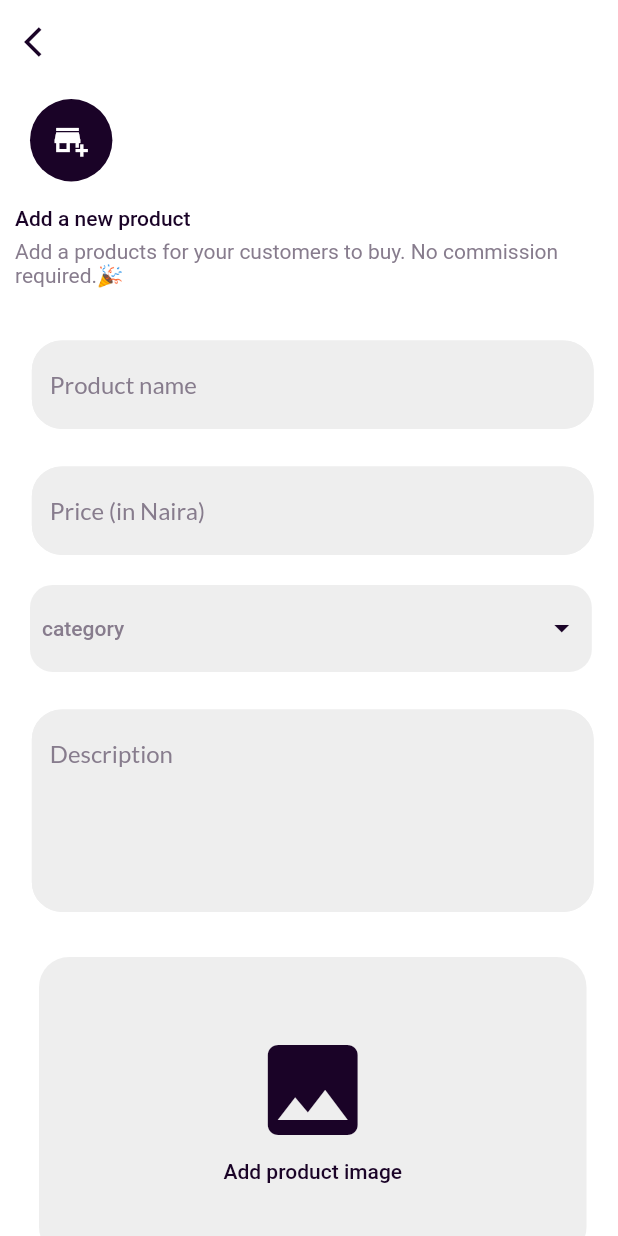
After one commit to override-bot/ceos, a Flutter app: the AddProduct screen opened directly, on a phone screen of 412 x 824 dp. The commit adds this screen. Run offline on Flutter 3.47's test engine with Material 2 defaults, Android fonts, the phone set to English and light mode, and no system bars; our stand-ins replace badges, cached_network_image, cloud_firestore, firebase_auth, firebase_core, firebase_storage and 2 more; missing offline and left inert: firebase_core_platform_interface; accounts and stored records are empty.

Commit message:
add product ui

```diff
--- /dev/null
+++ b/lib/core/viewmodels/product_viewmodel.dart
@@ -0,0 +1,35 @@
+import 'dart:io';
+
+import 'package:ceos/core/models/product_model.dart';
+import 'package:flutter/material.dart';
+
+import '../services/api.dart';
+import '../services/firebase_storage.dart';
+
+class ProductViewmodel extends ChangeNotifier {
+  String? _category;
+  String? _imageUrl;
+  File? _image;
+  String? get category => _category;
+  String? get imageUrl => _imageUrl;
+  File? get image => _image;
+  final Api _api = Api("users");
+  void setCategory(scategory) {
+    _category = scategory;
+    notifyListeners();
+  }
+
+  setImage(photo) {
+    _image = photo;
+    notifyListeners();
+  }
+
+  Future<void> setImageUrl(image, fileName) async {
+    _imageUrl = await Storage().uploadImage(image, fileName, "products");
+  }
+
+  Future addProduct(Product data, uid) async {
+    var result = await _api.setData(data.toJson(), uid);
+    return result;
+  }
+}
--- a/lib/main.dart
+++ b/lib/main.dart
@@ -1,4 +1,5 @@
 import 'package:ceos/core/services/authentication.dart';
+import 'package:ceos/core/viewmodels/product_viewmodel.dart';
 import 'package:ceos/core/viewmodels/user_viewmodel.dart';
 import 'package:ceos/ui/widgets/onbaording_one.dart';
 import 'package:ceos/utils/color.dart';
@@ -19,6 +20,7 @@ void main() async {
 
 AuthenticationService _authenticationService = AuthenticationService();
 UserViewmodel _userViewmodel = UserViewmodel();
+ProductViewmodel _productViewmodel = ProductViewmodel();
 
 class MyApp extends StatelessWidget {
   const MyApp({Key? key}) : super(key: key);
@@ -33,6 +35,9 @@ class MyApp extends StatelessWidget {
           }),
           ChangeNotifierProvider(create: (_) {
             return _userViewmodel;
+          }),
+          ChangeNotifierProvider(create: (_) {
+            return _productViewmodel;
           })
         ],
         child: MaterialApp(
--- /dev/null
+++ b/lib/ui/shared/dropdown.dart
@@ -0,0 +1,64 @@
+// ignore_for_file: prefer_const_constructors
+
+import 'package:ceos/utils/categories.dart';
+import 'package:ceos/utils/color.dart';
+import 'package:ceos/utils/font_size.dart';
+import 'package:flutter/material.dart';
+
+class CeoDropdown extends StatefulWidget {
+  final String? hint;
+  final List<String>? items;
+  final String? value;
+  Function? onChanged;
+  CeoDropdown({Key? key, this.hint, this.items, this.value, this.onChanged})
+      : super(key: key);
+  @override
+  CeoDropdownState createState() => CeoDropdownState();
+}
+
+class CeoDropdownState extends State<CeoDropdown> {
+  @override
+  Widget build(BuildContext context) {
+    return Padding(
+      padding: EdgeInsets.all(10.0),
+      child: Container(
+        decoration: BoxDecoration(
+            borderRadius: BorderRadius.circular(15), color: greyOne),
+        width: MediaQuery.of(context).size.width / 1.1,
+        padding: EdgeInsets.symmetric(horizontal: 8, vertical: 5),
+        child: Theme(
+          data: Theme.of(context).copyWith(canvasColor: ceoWhite),
+          child: DropdownButton(
+            menuMaxHeight: MediaQuery.of(context).size.height / 2.5,
+            value: widget.value,
+            style: TextStyle(color: ceoBlack),
+            isExpanded: true,
+            iconEnabledColor: ceoPurple,
+            iconDisabledColor: ceoPurple,
+            hint: Text(
+              widget.hint!,
+              style: TextStyle(
+                  color: ceoPurpleGrey,
+                  fontSize: TextSize().p(context),
+                  fontWeight: FontWeight.w500),
+            ),
+            underline: Text(''),
+            onChanged: (value) {
+              widget.onChanged!(value);
+            },
+            items: widget.items?.map((val) {
+              return DropdownMenuItem(
+                value: val,
+                child: Text(
+                  val,
+                  style: TextStyle(
+                      fontSize: TextSize().p(context), color: ceoPurple),
+                ),
+              );
+            }).toList(),
+          ),
+        ),
+      ),
+    );
+  }
+}
--- /dev/null
+++ b/lib/ui/shared/icon_circle.dart
@@ -0,0 +1,36 @@
+import 'package:ceos/utils/color.dart';
+import 'package:ceos/utils/font_size.dart';
+import 'package:flutter/material.dart';
+
+class IconCircle extends StatefulWidget {
+  final IconData? icon;
+
+  Color? color;
+  IconCircle({this.icon, this.color});
+  @override
+  IconCircleState createState() => IconCircleState();
+}
+
+class IconCircleState extends State<IconCircle> {
+  @override
+  Widget build(BuildContext context) {
+    return Container(
+      padding: EdgeInsets.all(10),
+      child: Container(
+        height: MediaQuery.of(context).size.width / 7.5,
+        width: MediaQuery.of(context).size.width / 7.5,
+        child: Center(
+          child: Icon(
+            widget.icon,
+            size: TextSize().h(context),
+            color: ceoWhite,
+          ),
+        ),
+        decoration: BoxDecoration(
+            color: widget.color,
+            borderRadius: BorderRadius.circular(
+                (MediaQuery.of(context).size.width / 7.5) / 2)),
+      ),
+    );
+  }
+}
--- a/lib/ui/shared/text_icon_button.dart
+++ b/lib/ui/shared/text_icon_button.dart
@@ -5,7 +5,7 @@ import 'package:flutter/material.dart';
 class TextIcon extends StatefulWidget {
   final String? text;
   final IconData? icon;
-  Function? onPressed;
+  Function()? onPressed;
   Color? color;
   TextIcon({this.icon, this.onPressed, this.text, this.color});
   @override
@@ -15,13 +15,15 @@ class TextIcon extends StatefulWidget {
 class TextIconState extends State<TextIcon> {
   @override
   Widget build(BuildContext context) {
-    return Container(
+    return GestureDetector(
+      onTap: widget.onPressed,
+      child: Container(
           padding: EdgeInsets.all(10),
           child: Column(
             children: [
               Container(
-            height: MediaQuery.of(context).size.width / 8,
-            width: MediaQuery.of(context).size.width / 8,
+                height: MediaQuery.of(context).size.width / 7.5,
+                width: MediaQuery.of(context).size.width / 7.5,
                 child: Center(
                   child: Icon(
                     widget.icon,
@@ -32,18 +34,19 @@ class TextIconState extends State<TextIcon> {
                 decoration: BoxDecoration(
                     color: widget.color,
                     borderRadius: BorderRadius.circular(
-                    (MediaQuery.of(context).size.width / 8) / 2)),
+                        (MediaQuery.of(context).size.width / 7.5) / 2)),
               ),
               Container(
                 margin: EdgeInsets.only(top: 3),
                 child: Text(
                   widget.text!,
                   style: TextStyle(
-                  color: ceoPurple, fontSize: TextSize().custom(9, context)),
+                      color: ceoPurple,
+                      fontSize: TextSize().custom(9, context)),
                 ),
               )
             ],
-      ),
+          )),
     );
   }
 }
--- a/lib/ui/shared/textfield.dart
+++ b/lib/ui/shared/textfield.dart
@@ -15,6 +15,8 @@ class CustomTextField extends StatefulWidget {
   final bool? obscureText;
   final bool? isEnabled;
   final IconData? prefix;
+  final int? maxLines;
+  final int? minLines;
 
   // ignore: use_key_in_widget_constructors
   const CustomTextField(
@@ -22,6 +24,8 @@ class CustomTextField extends StatefulWidget {
       this.prefix,
       this.labelText,
       this.onChanged,
+      this.maxLines,
+      this.minLines,
       required this.controller,
       this.errorText,
       this.obscureText,
@@ -37,9 +41,11 @@ class _CustomTextFieldState extends State<CustomTextField> {
     return Padding(
       padding: const EdgeInsets.all(10.0),
       child: Container(
-        padding: EdgeInsets.only(top: 5.0),
+        padding: EdgeInsets.only(top: 5),
         width: MediaQuery.of(context).size.width / 1.1,
         child: TextFormField(
+          minLines: widget.minLines,
+          maxLines: widget.maxLines,
           onChanged: (text) {
             if (widget.onChanged != null) {
               widget.onChanged!(text);
--- /dev/null
+++ b/lib/ui/views/add_product.dart
@@ -0,0 +1,189 @@
+import 'dart:io';
+
+import 'package:ceos/ui/shared/icon_circle.dart';
+import 'package:ceos/ui/shared/textfield.dart';
+import 'package:flutter/material.dart';
+import 'package:image_picker/image_picker.dart';
+import 'package:provider/provider.dart';
+
+import '../../core/services/authentication.dart';
+import '../../core/viewmodels/product_viewmodel.dart';
+import '../../core/viewmodels/user_viewmodel.dart';
+import '../../utils/categories.dart';
+import '../../utils/color.dart';
+import '../../utils/font_size.dart';
+import '../../utils/router.dart';
+import '../shared/dropdown.dart';
+
+class AddProduct extends StatefulWidget {
+  @override
+  AddProductState createState() => AddProductState();
+}
+
+class AddProductState extends State<AddProduct> {
+  File? _image;
+  final picker = ImagePicker();
+  TextEditingController _pnameField = TextEditingController();
+  TextEditingController _priceField = TextEditingController();
+  TextEditingController _description = TextEditingController();
+  @override
+  Widget build(BuildContext context) {
+    final authService = Provider.of<AuthenticationService>(context);
+    final userViewModel = Provider.of<UserViewmodel>(context);
+    final productViewmodel = Provider.of<ProductViewmodel>(context);
+    Future getImage() async {
+      final pickedFile = await picker.pickImage(source: ImageSource.gallery);
+
+      if (pickedFile != null) {
+        _image = File(pickedFile.path);
+        productViewmodel.setImage(_image);
+      } else {
+        return;
+      }
+    }
+
+    return Scaffold(
+      appBar: AppBar(
+        elevation: 0.0,
+        backgroundColor: ceoWhite,
+        leading: IconButton(
+          onPressed: () {
+            RouteController().pop(context);
+          },
+          icon: Icon(
+            Icons.arrow_back_ios,
+            color: ceoPurple,
+          ),
+        ),
+      ),
+      body: Container(
+        width: double.infinity,
+        padding: EdgeInsets.only(left: 10, right: 5),
+        height: double.infinity,
+        color: ceoWhite,
+        child: SingleChildScrollView(
+          child: Column(
+            crossAxisAlignment: CrossAxisAlignment.start,
+            children: [
+              IconCircle(
+                icon: Icons.add_business,
+                color: ceoPurple,
+              ),
+              Container(
+                margin: EdgeInsets.only(top: 7),
+                child: Text(
+                  "Add a new product",
+                  style: TextStyle(
+                      color: ceoPurple,
+                      fontWeight: FontWeight.w500,
+                      fontSize: TextSize().h2(context)),
+                ),
+              ),
+              Container(
+                margin: EdgeInsets.only(top: 6),
+                child: Text(
+                  "Add a products for your customers to buy. No commission required.🎉",
+                  style: TextStyle(
+                      color: ceoPurpleGrey, fontSize: TextSize().h3(context)),
+                ),
+              ),
+              Container(
+                height: 20,
+              ),
+              Center(
+                child: CustomTextField(
+                    hintText: "Product name", controller: _pnameField),
+              ),
+              Center(
+                child: CustomTextField(
+                    hintText: "Price (in Naira)", controller: _pnameField),
+              ),
+              CeoDropdown(
+                hint: "category",
+                items: categories,
+                value: productViewmodel.category,
+                onChanged: (text) {
+                  productViewmodel.setCategory(text);
+                  print(productViewmodel.category);
+                },
+              ),
+              Center(
+                child: CustomTextField(
+                  hintText: "Description",
+                  controller: _pnameField,
+                  minLines: 5,
+                ),
+              ),
+              Container(
+                height: 20,
+              ),
+              Center(
+                  child: MaterialButton(
+                      onPressed: getImage,
+                      child: productViewmodel.image == null
+                          ? Container(
+                              height: 200,
+                              width: MediaQuery.of(context).size.width / 1.1,
+                              child: Center(
+                                  child: Column(
+                                      mainAxisAlignment:
+                                          MainAxisAlignment.center,
+                                      // ignore: prefer_const_constructors
+                                      // ignore: prefer_const_literals_to_create_immutables
+                                      children: [
+                                    Icon(
+                                      Icons.image,
+                                      size: 80,
+                                      color: ceoPurple,
+                                    ),
+                                    Container(
+                                      margin: EdgeInsets.only(top: 6),
+                                      child: Text(
+                                        "Add product image",
+                                        style: TextStyle(
+                                            color: ceoPurple,
+                                            fontSize: TextSize().h3(context)),
+                                      ),
+                                    ),
+                                  ])),
+                              decoration: BoxDecoration(
+                                  borderRadius: BorderRadius.circular(20),
+                                  color: greyOne),
+                            )
+                          : Container(
+                              height: 200,
+                              width: MediaQuery.of(context).size.width / 1.1,
+                              decoration: BoxDecoration(
+                                  image: DecorationImage(
+                                      fit: BoxFit.contain,
+                                      image:
+                                          FileImage(productViewmodel.image!)),
+                                  borderRadius: BorderRadius.circular(20),
+                                  color: greyOne)))),
+              Center(
+                  child: Container(
+                width: MediaQuery.of(context).size.width / 1.1,
+                height: 60,
+                margin: EdgeInsets.only(bottom: 10, top: 25),
+                decoration: BoxDecoration(
+                  color: ceoPurple,
+                  borderRadius: BorderRadius.circular(20),
+                ),
+                child: MaterialButton(
+                  onPressed: () {
+                    print(userViewModel.firstname);
+                  },
+                  child: Text(
+                    "Add product",
+                    style: TextStyle(
+                        color: ceoWhite, fontSize: TextSize().h3(context)),
+                  ),
+                ),
+              ))
+            ],
+          ),
+        ),
+      ),
+    );
+  }
+}
--- a/lib/ui/views/profile_view.dart
+++ b/lib/ui/views/profile_view.dart
@@ -2,9 +2,15 @@
 
 import 'package:cached_network_image/cached_network_image.dart';
 import 'package:ceos/core/models/user_model.dart';
+import 'package:ceos/core/viewmodels/product_viewmodel.dart';
+import 'package:ceos/ui/shared/dropdown.dart';
+import 'package:ceos/ui/shared/icon_circle.dart';
 import 'package:ceos/ui/shared/popup.dart';
 import 'package:ceos/ui/shared/text_icon_button.dart';
+import 'package:ceos/ui/views/add_product.dart';
+import 'package:ceos/utils/categories.dart';
 import 'package:ceos/utils/color.dart';
+import 'package:ceos/utils/router.dart';
 import 'package:flutter/material.dart';
 import 'package:provider/provider.dart';
 
@@ -22,6 +28,7 @@ class ProfileState extends State<ProfileView> {
   Widget build(BuildContext context) {
     final authService = Provider.of<AuthenticationService>(context);
     final userViewModel = Provider.of<UserViewmodel>(context);
+    final productViewmodel = Provider.of<ProductViewmodel>(context);
     return Scaffold(
       body: Container(
           height: double.infinity,
@@ -114,10 +121,13 @@ class ProfileState extends State<ProfileView> {
                           child: Row(
                             children: [
                               TextIcon(
-                                icon: Icons.add_box_rounded,
-                                color: Colors.orange,
-                                text: "Add product",
-                              ),
+                                  icon: Icons.add_business,
+                                  color: Colors.orange,
+                                  text: "Add product",
+                                  onPressed: () {
+                                    RouteController()
+                                        .push(context, AddProduct());
+                                  }),
                               TextIcon(
                                 icon: Icons.timer,
                                 color: Colors.red,
@@ -141,14 +151,18 @@ class ProfileState extends State<ProfileView> {
                             ],
                           ),
                         ),
-                      )
+                      ),
                     ],
                   ),
                 );
+              } else if (snapshot.connectionState == ConnectionState.waiting) {
+                return Center(
+                  child: CircularProgressIndicator(
+                    color: ceoPink,
+                  ),
+                );
               } else {
-                return Container(
-                  child: Text(snapshot.error.toString()),
-                );
+                return Container();
               }
             }),
           )),
--- /dev/null
+++ b/lib/utils/categories.dart
@@ -0,0 +1,10 @@
+List<String> categories = [
+  "Health and beauty",
+  "Phones and tablets",
+  "Electronics",
+  "Fashion",
+  "Sporting goods",
+  "Gym equipment",
+  "Home and office",
+  "Grocery"
+];
```
Lines whose indentation alone changed are shown as unchanged.
